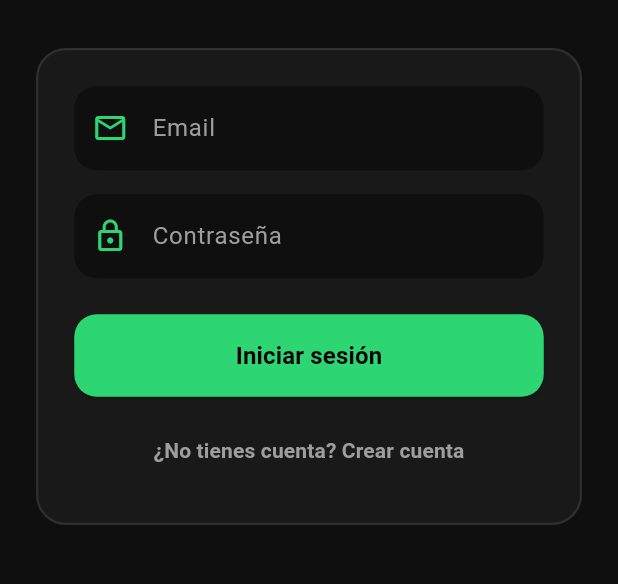
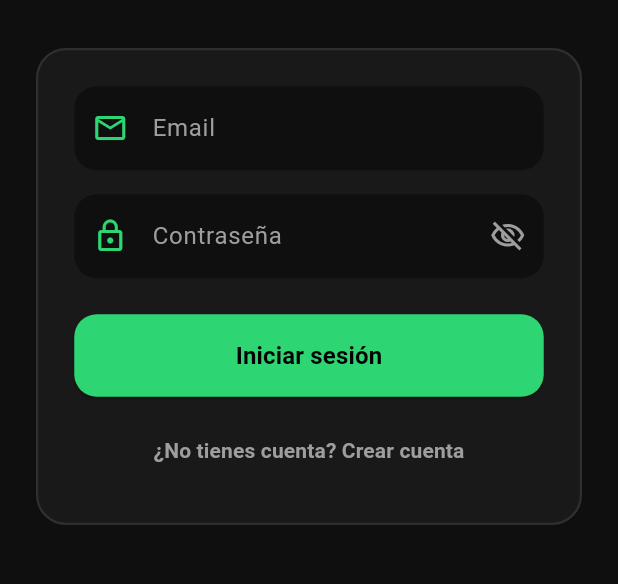
Before and after one commit to AlexPrietoRomani/nutri-fit, a Flutter app: the screen it shows after launch, on a phone screen of 412 x 824 dp, the part 471-1055 px from its top. Run offline on Flutter 3.47's test engine with Material 3 defaults, Android fonts, the phone set to English and light mode, and no system bars; our stand-ins replace flutter_secure_storage, image_picker, supabase_flutter; accounts and stored records are empty.

Commit message:
feat(auth): botón de mostrar/ocultar contraseña en login y signup
Añade un IconButton (ojo/ojo tachado) como suffixIcon del campo de contraseña en AuthScreen, alternando obscureText. Pedido explícito del usuario al probar el flujo de creación de cuenta.

```diff
--- a/frontend/lib/features/auth/auth_screen.dart
+++ b/frontend/lib/features/auth/auth_screen.dart
@@ -15,6 +15,7 @@ class _AuthScreenState extends State<AuthScreen> {
 
   bool _isSignUp = false;
   bool _isLoading = false;
+  bool _obscurePassword = true;
   String? _errorMessage;
 
   @override
@@ -148,12 +149,20 @@ class _AuthScreenState extends State<AuthScreen> {
                       TextField(
                         key: const Key('password_field'),
                         controller: _passwordController,
-                        obscureText: true,
+                        obscureText: _obscurePassword,
                         style: const TextStyle(color: Colors.white, fontSize: 16),
                         decoration: InputDecoration(
                           hintText: 'Contraseña',
                           hintStyle: const TextStyle(color: Colors.grey),
                           prefixIcon: const Icon(Icons.lock_outline, color: Color(0xFF2ED573)),
+                          suffixIcon: IconButton(
+                            key: const Key('toggle_password_visibility'),
+                            icon: Icon(
+                              _obscurePassword ? Icons.visibility_off_outlined : Icons.visibility_outlined,
+                              color: Colors.grey,
+                            ),
+                            onPressed: () => setState(() => _obscurePassword = !_obscurePassword),
+                          ),
                           filled: true,
                           fillColor: const Color(0xFF0E0F0E),
                           border: OutlineInputBorder(
```
